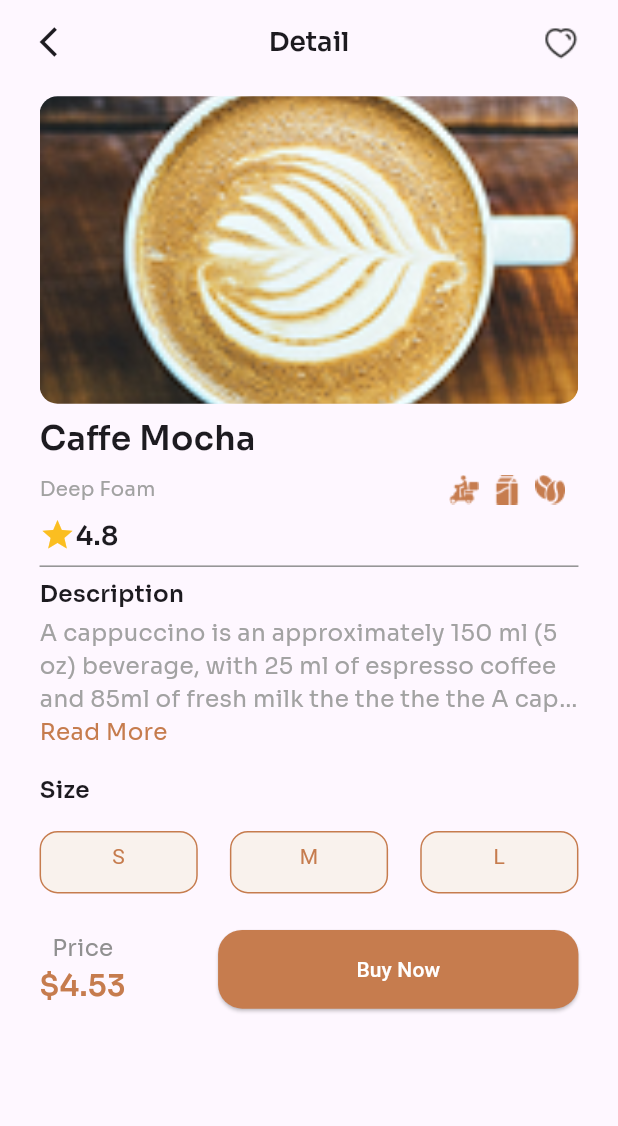
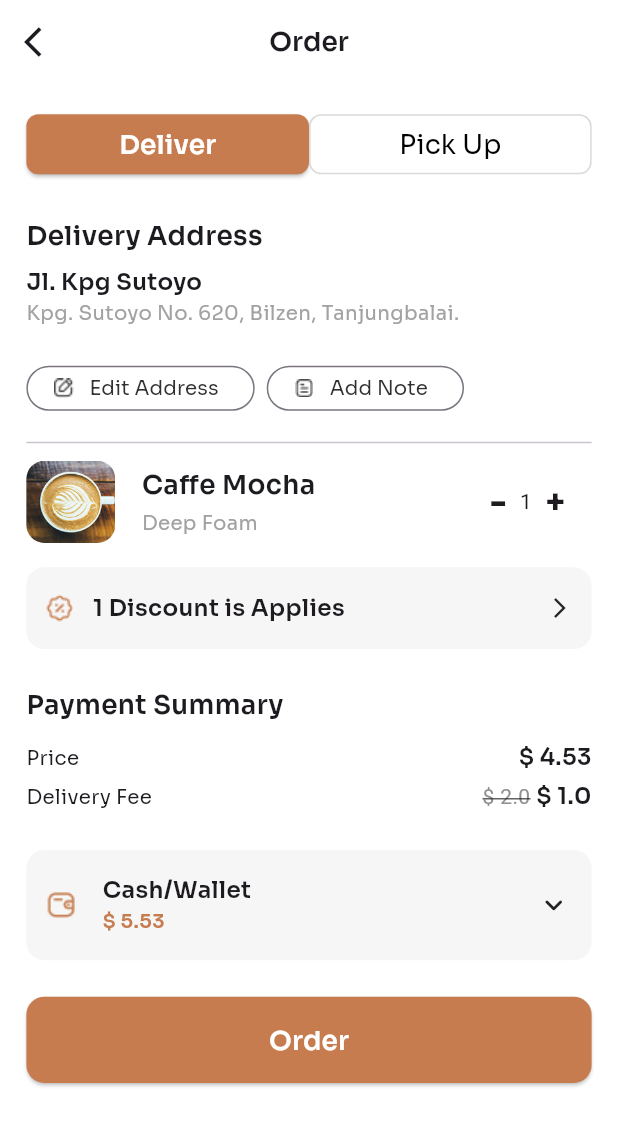
Before and after one commit to Feto505/caffee_app, a Flutter app: the ItemDetailsScreen screen opened directly with sample values from the repository, after a tap on "Buy Now", on a phone screen of 412 x 824 dp. Shown: the top 1126 px of the screen. Run offline on Flutter 3.47's test engine with Material 3 defaults, Android fonts, the phone set to English and light mode, and no system bars; our stand-ins replace flutter_hooks; project files that could hold a hidden picture were left out.

Commit message:
feat(home_screen): - make order screen.

```diff
--- a/lib/core/router/pages_routes.dart
+++ b/lib/core/router/pages_routes.dart
@@ -2,4 +2,5 @@ abstract class PagesRoutes {
   static const String onBoarding = "/on_boarding";
   static const String homeScreen = "home_screen";
   static const String itemDetailsScreen = "item_details_screen";
+  static const String orderScreen = "order_screen";
 }
--- a/lib/core/router/routes_generator.dart
+++ b/lib/core/router/routes_generator.dart
@@ -2,6 +2,7 @@ import 'package:coffee_app/core/router/pages_routes.dart';
 import 'package:coffee_app/features/home_screen.dart';
 import 'package:coffee_app/features/item_details.dart';
 import 'package:coffee_app/features/onboarding_screen.dart';
+import 'package:coffee_app/features/order_screen.dart';
 import 'package:flutter/material.dart';
 
 class RoutesGenerator {
@@ -14,6 +15,10 @@ class RoutesGenerator {
         return MaterialPageRoute(builder: (context) => HomeScreen(), settings: settings,);
       case PagesRoutes.itemDetailsScreen:
         return MaterialPageRoute(builder: (context) => ItemDetailsScreen(), settings: settings,);
+
+      case PagesRoutes.orderScreen:
+        return MaterialPageRoute(builder: (context) => OrderScreen(), settings: settings,);
+
 
       default:
         return unDefinedRoute();
--- a/lib/core/utils/app_assets.dart
+++ b/lib/core/utils/app_assets.dart
@@ -17,6 +17,10 @@ abstract class IconsAssets {
   static const String favoriteIcon = "$iconPath/favorite_icon.png";
   static const String notificationIcon = "$iconPath/Notification.png";
   static const String bagIcon = "$iconPath/Bag.png";
+  static const String documentIcon = "$iconPath/Document.png";
+  static const String editIcon = "$iconPath/Edit Square.png";
+  static const String discountIcon = "$iconPath/Discount.png";
+  static const String walletIcon = "$iconPath/Wallet.png";
 }
 
 abstract class SvgImages {
--- a/lib/core/utils/app_icons.dart
+++ b/lib/core/utils/app_icons.dart
@@ -6,6 +6,7 @@ class AppIcons {
   static const IconData addIcon = Icons.add;
   static const IconData arrowBack = Icons.arrow_back_ios;
   static const IconData arrowDown = Icons.keyboard_arrow_down_rounded;
+  static const IconData arrowRight = Icons.arrow_forward_ios;
   static const IconData searchIcon = Icons.search;
   static const IconData filterIcon = Icons.tune;
 
--- a/lib/features/item_details.dart
+++ b/lib/features/item_details.dart
@@ -1,4 +1,5 @@
 import 'package:coffee_app/core/common/get_responsive_height_and_width.dart';
+import 'package:coffee_app/core/router/pages_routes.dart';
 import 'package:coffee_app/core/utils/app_assets.dart';
 import 'package:coffee_app/core/utils/app_colors.dart';
 import 'package:coffee_app/core/utils/app_icons.dart';
@@ -176,7 +177,9 @@ class _ItemDetailsScreenState extends State<ItemDetailsScreen> {
                   SizedBox(width: responsiveWidth(56),),
                   Expanded(
                     child: ElevatedButton(
-                        onPressed: () {},
+                        onPressed: () {
+                          Navigator.pushNamed(context, PagesRoutes.orderScreen,arguments: item);
+                        },
                         style: ElevatedButton.styleFrom(
                           backgroundColor: AppColors.primaryColor,
                           padding: EdgeInsets.symmetric(vertical: responsiveHeight(16)),
--- /dev/null
+++ b/lib/features/order_screen.dart
@@ -0,0 +1,289 @@
+import 'package:coffee_app/core/common/get_responsive_height_and_width.dart';
+import 'package:coffee_app/core/utils/app_assets.dart';
+import 'package:coffee_app/core/utils/app_colors.dart';
+import 'package:coffee_app/core/utils/app_icons.dart';
+import 'package:coffee_app/core/utils/text_styles.dart';
+import 'package:flutter/material.dart';
+
+import '../data/coffee_item.dart';
+
+class OrderScreen extends StatelessWidget {
+  const OrderScreen({super.key});
+
+  @override
+  Widget build(BuildContext context) {
+    final item = ModalRoute.of(context)?.settings.arguments as CoffeeItem;
+
+    return Scaffold(
+      backgroundColor: AppColors.whiteColor,
+      appBar: AppBar(
+        elevation: 0,
+        backgroundColor: AppColors.whiteColor,
+        title: Text('Order', style: AppTextStyles.Sora_600_16),
+        centerTitle: true,
+        leading: InkWell(
+          onTap: () {
+            Navigator.pop(context);
+          },
+          child: Icon(AppIcons.arrowBack),
+        ),
+      ),
+      body: SingleChildScrollView(
+        padding: EdgeInsets.symmetric(
+          horizontal: responsiveWidth(16),
+          vertical: responsiveHeight(16),
+        ),
+        child: Column(
+          crossAxisAlignment: CrossAxisAlignment.start,
+          children: [
+            // Deliver & Pickup Buttons
+            Row(
+              children: [
+                Expanded(
+                  child: ElevatedButton(
+                    onPressed: () {},
+                    style: ElevatedButton.styleFrom(
+                      backgroundColor: AppColors.primaryColor,
+                      shape: RoundedRectangleBorder(
+                        borderRadius: BorderRadius.circular(8),
+                      ),
+                    ),
+                    child: Text(
+                      "Deliver",
+                      style: AppTextStyles.Sora_600_16.copyWith(
+                        color: AppColors.whiteColor,
+                      ),
+                    ),
+                  ),
+                ),
+                // SizedBox(width: 8),
+                Expanded(
+                  child: OutlinedButton(
+                    onPressed: () {},
+                    style: OutlinedButton.styleFrom(
+                      side: BorderSide(color: Color(0xFFDADADA)),
+                      shape: RoundedRectangleBorder(
+                        borderRadius: BorderRadius.circular(8),
+                      ),
+                    ),
+                    child: Text(
+                      "Pick Up",
+                      style: AppTextStyles.Sora_400_16.copyWith(
+                        color: AppColors.blackColor,
+                      ),
+                    ),
+                  ),
+                ),
+              ],
+            ),
+            SizedBox(height: responsiveHeight(24)),
+
+            // Delivery Address
+            Text("Delivery Address", style: AppTextStyles.Sora_600_16),
+            SizedBox(height: 8),
+            Text("Jl. Kpg Sutoyo", style: AppTextStyles.Sora_600_14),
+            Text(
+              "Kpg. Sutoyo No. 620, Bilzen, Tanjungbalai.",
+              style: AppTextStyles.Sora_400_12.copyWith(
+                color: AppColors.lightWhiteColor,
+              ),
+            ),
+            SizedBox(height: responsiveHeight(16)),
+            Row(
+              children: [
+                OutlinedButton.icon(
+                  style: OutlinedButton.styleFrom(minimumSize: Size(0, 30)),
+                  onPressed: () {},
+                  icon: ImageIcon(
+                    AssetImage(IconsAssets.editIcon),
+                    color: AppColors.g2Color,
+                  ),
+                  label: Text(
+                    "Edit Address",
+                    style: AppTextStyles.Sora_400_12.copyWith(
+                      color: AppColors.g2Color,
+                    ),
+                  ),
+                ),
+                const SizedBox(width: 8),
+                OutlinedButton.icon(
+                  style: OutlinedButton.styleFrom(minimumSize: Size(0, 30)),
+                  onPressed: () {},
+                  icon: ImageIcon(
+                    AssetImage(IconsAssets.documentIcon),
+                    color: AppColors.g2Color,
+                  ),
+                  label: Text(
+                    "Add Note",
+                    style: AppTextStyles.Sora_400_12.copyWith(
+                      color: AppColors.g2Color,
+                    ),
+                  ),
+                ),
+              ],
+            ),
+            Divider(height: responsiveHeight(24)),
+
+            // Item
+            Row(
+              children: [
+                ClipRRect(
+                  borderRadius: BorderRadius.circular(12),
+                  child: Image.asset(
+                    item.imagePath,
+                    width: responsiveWidth(54),
+                    height: responsiveHeight(54),
+                    fit: BoxFit.cover,
+                  ),
+                ),
+                SizedBox(width: responsiveWidth(16)),
+                Expanded(
+                  child: Column(
+                    crossAxisAlignment: CrossAxisAlignment.start,
+                    children: [
+                      Text(item.name, style: AppTextStyles.Sora_600_16),
+                      SizedBox(height: 4),
+                      Text(
+                        item.subTitle,
+                        style: AppTextStyles.Sora_400_12.copyWith(
+                          color: AppColors.lightWhiteColor,
+                        ),
+                      ),
+                    ],
+                  ),
+                ),
+                Row(
+                  children: [
+                    InkWell(
+                      onTap: () {},
+                      child: Text('-', style: AppTextStyles.Sora_700_20),
+                    ),
+                    SizedBox(width: responsiveWidth(8)),
+                    const Text("1"),
+                    SizedBox(width: responsiveWidth(8)),
+                    InkWell(
+                      onTap: () {},
+                      child: Text('+', style: AppTextStyles.Sora_700_20),
+                    ),
+                  ],
+                ),
+                SizedBox(width: responsiveWidth(16)),
+              ],
+            ),
+            SizedBox(height: responsiveHeight(16)),
+            // Discount
+            Container(
+              decoration: BoxDecoration(
+                borderRadius: BorderRadius.circular(12),
+                // border: Border.all(color: AppColors.lightWhiteColor),
+                color: const Color(0xFFF6F6F6),
+
+              ),
+
+              padding: EdgeInsets.symmetric(
+                horizontal: responsiveWidth(12),
+                vertical: responsiveHeight(16),
+              ),
+              child: Row(
+                children: [
+                  Image.asset(IconsAssets.discountIcon),
+                  SizedBox(width: responsiveWidth(12)),
+                  Expanded(
+                    child: Text(
+                      "1 Discount is Applies",
+                      style: AppTextStyles.Sora_600_14,
+                    ),
+                  ),
+                  Icon(AppIcons.arrowRight, size: 16),
+                ],
+              ),
+            ),
+            SizedBox(height: responsiveHeight(24)),
+
+            // Payment Summary
+            Text("Payment Summary", style: AppTextStyles.Sora_600_16),
+            SizedBox(height: responsiveHeight(12)),
+            Row(
+              mainAxisAlignment: MainAxisAlignment.spaceBetween,
+              children: [
+                Text("Price",style: AppTextStyles.Sora_400_12,),
+                Text("\$ ${item.price}", style: AppTextStyles.Sora_600_14,)
+              ],
+            ),
+            SizedBox(height: responsiveHeight(4),),
+            Row(
+              mainAxisAlignment: MainAxisAlignment.spaceBetween,
+              children: [
+                Text("Delivery Fee",style: AppTextStyles.Sora_400_12,),
+                Row(
+                  children: [
+                    Text(
+                      "\$ 2.0",
+                      style:
+                      TextStyle(
+                        decoration: TextDecoration.lineThrough,
+                        color: AppColors.greyColor,
+                      ),
+                    ),
+                    SizedBox(width: 4),
+                    Text("\$ 1.0",style: AppTextStyles.Sora_600_14,),
+                  ],
+                ),
+              ],
+            ),
+             SizedBox(height: responsiveHeight(24)),
+
+            // Payment Method
+            Container(
+              decoration: BoxDecoration(
+                borderRadius: BorderRadius.circular(12),
+                color: const Color(0xFFF6F6F6),
+              ),
+              padding: EdgeInsets.symmetric(horizontal: responsiveWidth(12), vertical: responsiveHeight(16)),
+              child: Row(
+                children: [
+                  Image.asset(IconsAssets.walletIcon),
+                  SizedBox(width: responsiveWidth(16)),
+                  Expanded(
+                    child: Column(
+                      crossAxisAlignment: CrossAxisAlignment.start,
+                      children: [
+                        Text(
+                          "Cash/Wallet",
+                          style: AppTextStyles.Sora_600_14
+                        ),
+                        Text("\$ ${item.price+1.0}",style: AppTextStyles.Sora_600_12.copyWith(color: AppColors.primaryColor),),
+                      ],
+                    ),
+                  ),
+
+                  Icon(AppIcons.arrowDown),
+                ],
+              ),
+            ),
+            SizedBox(height: responsiveHeight(24)),
+
+            // Order Button
+            SizedBox(
+              width: double.infinity,
+              child: ElevatedButton(
+                onPressed: () {},
+                style: ElevatedButton.styleFrom(
+                  backgroundColor: AppColors.primaryColor,
+                  padding: EdgeInsets.symmetric(vertical: responsiveHeight(16)),
+                  shape: RoundedRectangleBorder(
+                    borderRadius: BorderRadius.circular(12),
+                  ),
+                ),
+                child: Text(
+                  "Order",
+                  style:AppTextStyles.Sora_600_16.copyWith(color: AppColors.whiteColor)
+                ),
+              ),
+            ),
+          ],
+        ),
+      ),
+    );
+  }
+}
--- a/lib/main.dart
+++ b/lib/main.dart
@@ -23,7 +23,7 @@ class MyApp extends StatelessWidget {
         colorScheme: ColorScheme.fromSeed(seedColor: Colors.deepPurple),
       ),
         onGenerateRoute: RoutesGenerator.onGenerateRoute,
-        initialRoute: PagesRoutes.onBoarding
+        initialRoute: PagesRoutes.homeScreen
     );
   }
 }
```
Also changed, not shown: assets/icons/Discount.png (added), assets/icons/Document.png (added), assets/icons/Edit Square.png (added), assets/icons/Wallet.png (added).
